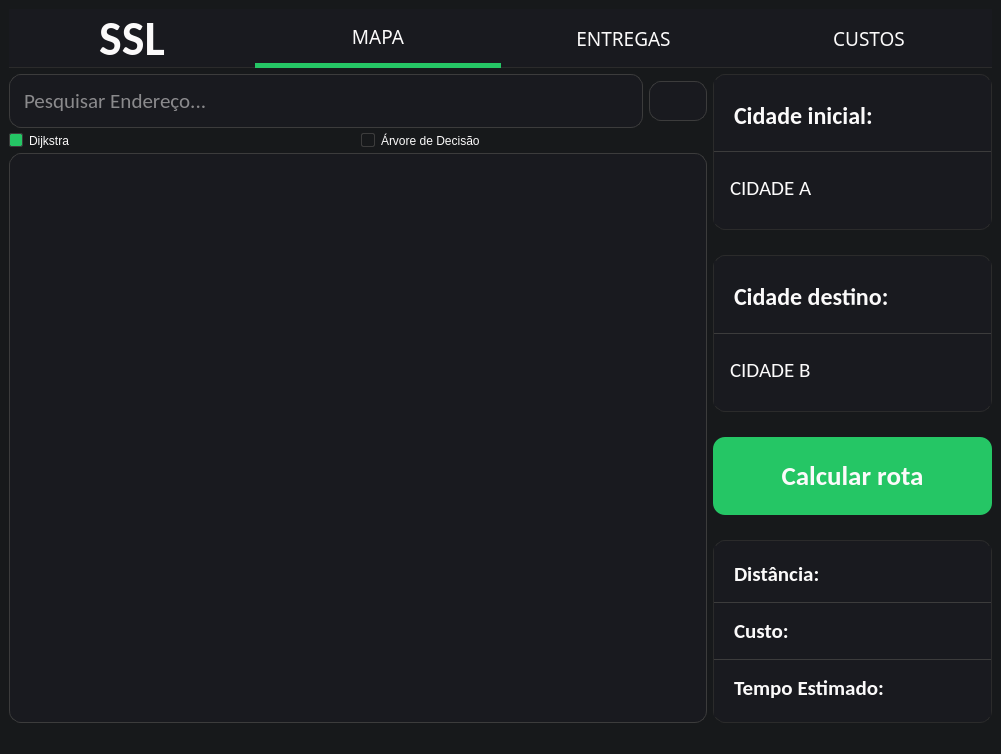
This is sslmain.ui in alberthydev/ssl as Qt 5 draws it before an edit. The edited form follows.
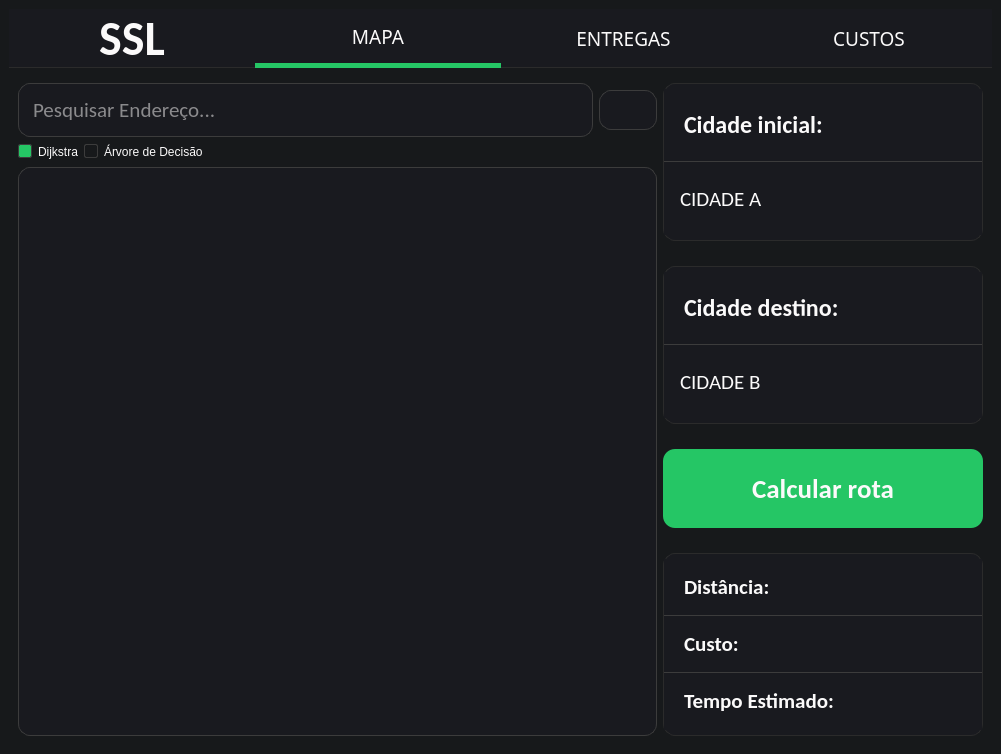
This is the edited form. Icons and pictures are not drawn.

What changed in the file:
```diff
--- a/sslmain.ui
+++ b/sslmain.ui
@@ -188,9 +188,11 @@
      </layout>
     </item>
     <item>
-     <layout class="QHBoxLayout" name="body" stretch="5,2">
+     <widget class="QStackedWidget" name="body">
+      <widget class="QWidget" name="map">
+       <layout class="QHBoxLayout" name="horizontalLayout_3" stretch="4,2">
       <item>
-       <layout class="QVBoxLayout" name="leftOptions" stretch="0,0,5">
+         <layout class="QVBoxLayout" name="leftOptions" stretch="0,0,0">
         <property name="spacing">
          <number>5</number>
         </property>
@@ -325,6 +327,19 @@
             </property>
            </widget>
           </item>
+            <item>
+             <spacer name="horizontalSpacer">
+              <property name="orientation">
+               <enum>Qt::Orientation::Horizontal</enum>
+              </property>
+              <property name="sizeHint" stdset="0">
+               <size>
+                <width>40</width>
+                <height>20</height>
+               </size>
+              </property>
+             </spacer>
+            </item>
          </layout>
         </item>
         <item>
@@ -710,10 +725,13 @@
        </layout>
       </item>
      </layout>
+      </widget>
+      <widget class="QWidget" name="deliveries"/>
+      <widget class="QWidget" name="costs"/>
+     </widget>
     </item>
    </layout>
   </widget>
-  <widget class="QStatusBar" name="statusbar"/>
  </widget>
  <resources>
   <include location="assets.qrc"/>
```
Lines whose indentation alone changed are shown as unchanged.
